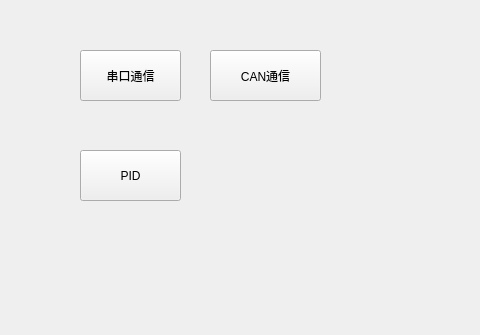
zagerx/BLDC, file QT/project/MCOM/MCOM/mainwindow.ui: the form before one commit; both pictures show x 0 to 480 and y 0 to 335 of the 800 by 600 pixel window.
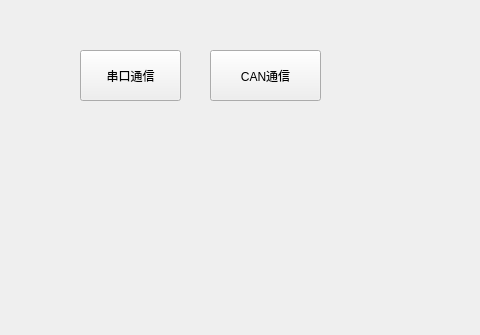
The form after the commit.

What changed in the file:
```diff
--- a/QT/project/MCOM/MCOM/mainwindow.ui
+++ b/QT/project/MCOM/MCOM/mainwindow.ui
@@ -40,19 +40,6 @@
      <string>CAN通信</string>
     </property>
    </widget>
-   <widget class="QPushButton" name="PIDButton">
-    <property name="geometry">
-     <rect>
-      <x>80</x>
-      <y>150</y>
-      <width>101</width>
-      <height>51</height>
-     </rect>
-    </property>
-    <property name="text">
-     <string>PID</string>
-    </property>
-   </widget>
   </widget>
   <widget class="QMenuBar" name="menubar">
    <property name="geometry">
```
